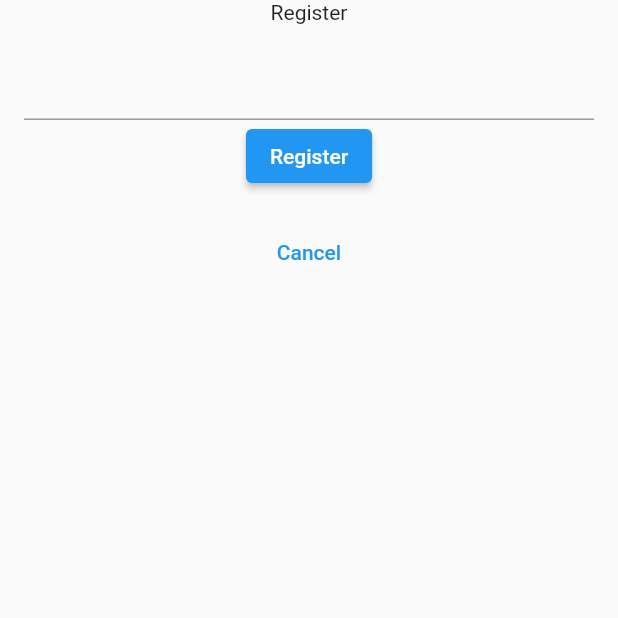
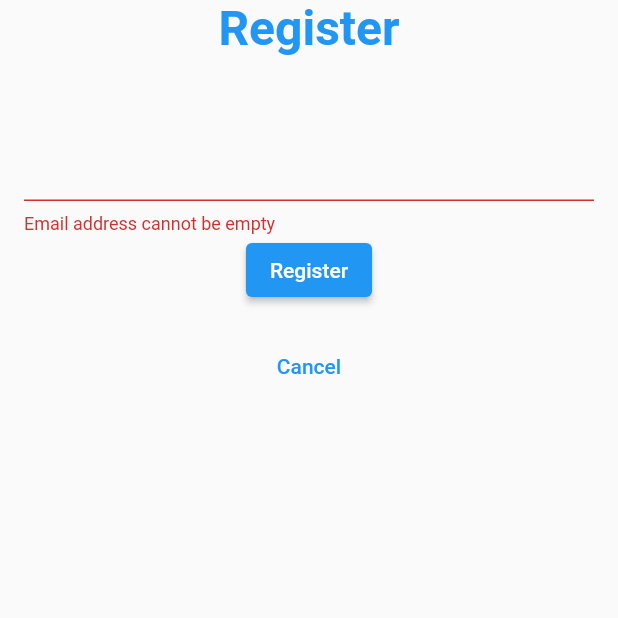
Before and after one commit to robjvan/recipes_web, a Flutter app: the SignupScreen screen opened directly, after a tap on "Register", on a phone screen of 412 x 824 dp, the top half of it. Run offline on Flutter 3.47's test engine with Material 2 defaults, Android fonts, the phone set to English and light mode, and no system bars; our stand-ins replace get; missing offline and left inert: flutter_jailbreak_detection.

Commit message:
Added check for username, extracted header widget

```diff
--- a/lib/pages/signup_screen/signup_screen.dart
+++ b/lib/pages/signup_screen/signup_screen.dart
@@ -1,6 +1,7 @@
 import 'package:flutter/material.dart';
 import 'package:get/get.dart';
 import 'package:recipes_web/api/auth_api.dart';
+import 'package:recipes_web/api/users_api.dart';
 import 'package:recipes_web/config/config.dart';
 import 'package:recipes_web/controllers/api_state.controller.dart';
 import 'package:recipes_web/pages/login_screen/login_screen.dart';
@@ -19,18 +20,29 @@ class SignupScreen extends StatelessWidget {
     return Scaffold(
       body: Column(
         children: <Widget>[
-          const Text('Register'),
+          _buildHeaderWidget(context),
+          const SizedBox(height: 32),
           _buildRegisterForm(),
         ],
       ),
     );
   }
 
+  Widget _buildHeaderWidget(final BuildContext context) => Text(
+        'Register',
+        style: TextStyle(
+          fontSize: 32,
+          color: Theme.of(context).primaryColor,
+          fontWeight: FontWeight.bold,
+        ),
+      );
+
   Widget _buildRegisterForm() {
     final TextEditingController usernameController = TextEditingController();
     final TextEditingController passwordController = TextEditingController();
     final TextEditingController nameController = TextEditingController();
     final AuthAPI authAPI = AuthAPI();
+    final UsersAPI usersAPI = UsersAPI();
 
     return Form(
       key: _formKey,
@@ -38,10 +50,34 @@ class SignupScreen extends StatelessWidget {
         padding: const EdgeInsets.all(16.0),
         child: Column(
           children: <Widget>[
-            TextFormField(),
+            TextFormField(
+              controller: usernameController,
+              validator: (final String? value) {
+                debugPrint('');
+                if (value!.isEmpty) {
+                  return 'Email address cannot be empty';
+                } else if (!value.isEmail) {
+                  return 'Email must be a valid email address';
+                }
+                return null;
+              },
+            ),
             ElevatedButton(
               onPressed: () async {
                 if (_formKey.currentState!.validate()) {
+                  /// Check if username already exists in DB
+                  final bool result =
+                      await authAPI.checkUsername(usernameController.text);
+
+                  ///
+
+                  if (result) {
+                    await Get.defaultDialog(
+                      content: const Text(
+                        'User account with that email address already exists',
+                      ),
+                    );
+                  } else {
                     await authAPI.signUp(
                       SignUpDto(
                         username: usernameController.text,
@@ -49,6 +85,7 @@ class SignupScreen extends StatelessWidget {
                         platform: await Config().getPlatform(),
                       ),
                     );
+                  }
                 }
               },
               child: const Text('Register'),
```
Lines whose indentation alone changed are shown as unchanged.
